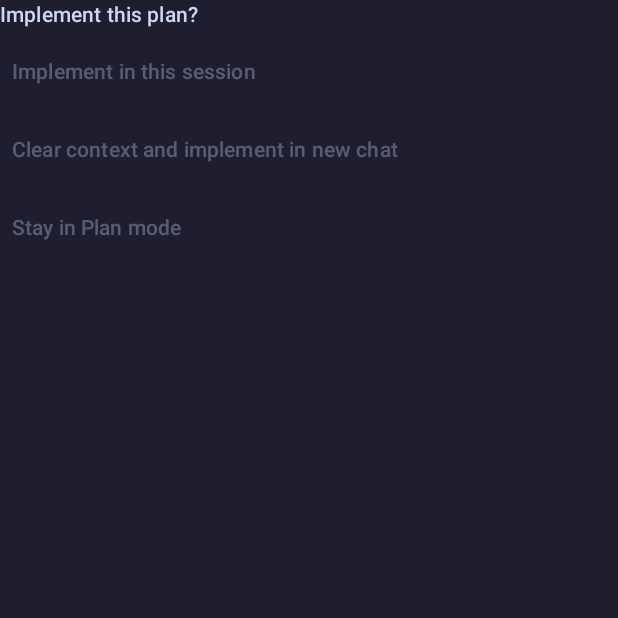
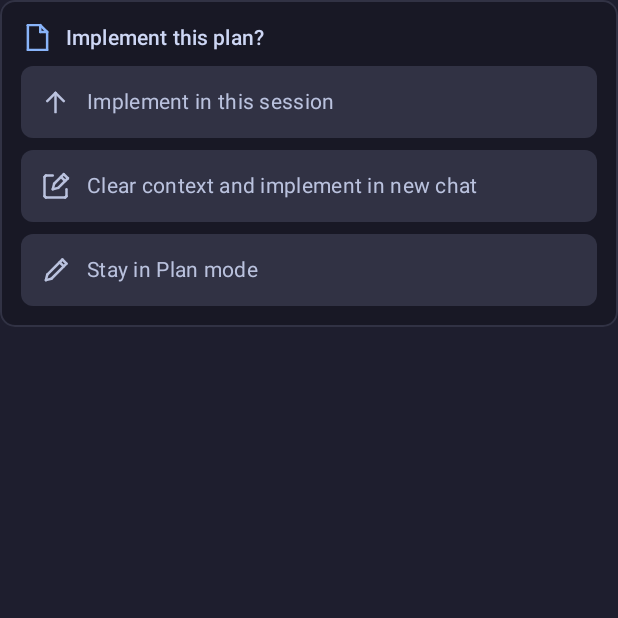
Before and after one commit to warmdev17/modex, an Android app built with Jetpack Compose: the composable PlanReviewCard shown on its own in the app's theme, on a phone screen of 412 x 824 dp, the top half of it. Run offline under Robolectric (Android 15) with nearby library versions, the phone set to English and light mode, and no system bars.

Commit message:
fix(android): present full-width one-tap plan choices

```diff
--- a/android/app/src/main/java/dev/modex/PlanReview.kt
+++ b/android/app/src/main/java/dev/modex/PlanReview.kt
@@ -1,9 +1,14 @@
 package dev.modex
 
+import androidx.compose.foundation.BorderStroke
 import androidx.compose.foundation.layout.*
 import androidx.compose.material3.*
 import androidx.compose.runtime.Composable
+import androidx.compose.ui.Alignment
 import androidx.compose.ui.Modifier
+import androidx.compose.ui.semantics.Role
+import androidx.compose.ui.semantics.role
+import androidx.compose.ui.semantics.semantics
 import androidx.compose.ui.unit.dp
 
 internal fun planKey(entry: ChatEntry): String = "${entry.turnId}:${entry.id}"
@@ -17,11 +22,44 @@ internal fun pendingPlan(entries: List<ChatEntry>, busy: Boolean, handled: Set<S
 
 @Composable
 internal fun PlanReviewCard(enabled: Boolean, pending: Boolean, onAction: (String) -> Unit) {
-    Column(Modifier.fillMaxWidth(), verticalArrangement = Arrangement.spacedBy(4.dp)) {
-        Text("Implement this plan?", style = MaterialTheme.typography.titleSmall, color = Mocha.Text)
-        if (pending) Text("Checking plan… Do not resend if disconnected.", style = MaterialTheme.typography.bodySmall, color = Mocha.Subtext)
-        listOf("implement" to "Implement in this session", "fresh" to "Clear context and implement in new chat", "stay" to "Stay in Plan mode").forEach { (action, label) ->
-            TextButton(enabled = enabled && !pending, onClick = { onAction(action) }, contentPadding = PaddingValues(horizontal = 8.dp, vertical = 4.dp)) { Text(label) }
+    val canChoose = enabled && !pending
+    Surface(
+        modifier = Modifier.fillMaxWidth(),
+        color = Mocha.Mantle,
+        shape = MaterialTheme.shapes.medium,
+        border = BorderStroke(1.dp, Mocha.Surface),
+    ) {
+        Column(Modifier.padding(14.dp), verticalArrangement = Arrangement.spacedBy(8.dp)) {
+            Row(verticalAlignment = Alignment.CenterVertically, horizontalArrangement = Arrangement.spacedBy(8.dp)) {
+                ChatGlyph(ChatIcon.File, color = Mocha.Blue)
+                Text("Implement this plan?", Modifier.weight(1f), style = MaterialTheme.typography.titleSmall)
+                if (pending) CircularProgressIndicator(Modifier.size(18.dp), strokeWidth = 2.dp)
+            }
+            if (pending) Text("Checking plan… Do not resend if disconnected.", style = MaterialTheme.typography.bodySmall, color = Mocha.Subtext)
+            listOf(
+                Triple("implement", "Implement in this session", ChatIcon.Send),
+                Triple("fresh", "Clear context and implement in new chat", ChatIcon.New),
+                Triple("stay", "Stay in Plan mode", ChatIcon.Edit),
+            ).forEach { (action, label, icon) ->
+                val primary = canChoose && action == "implement"
+                Surface(
+                    onClick = { onAction(action) },
+                    enabled = canChoose,
+                    modifier = Modifier.fillMaxWidth().semantics { role = Role.Button },
+                    color = if (primary) Mocha.Blue else Mocha.Surface,
+                    contentColor = if (primary) Mocha.Base else if (canChoose) Mocha.Text else Mocha.Subtext,
+                    shape = MaterialTheme.shapes.small,
+                ) {
+                    Row(
+                        Modifier.fillMaxWidth().heightIn(min = 48.dp).padding(horizontal = 12.dp, vertical = 8.dp),
+                        verticalAlignment = Alignment.CenterVertically,
+                        horizontalArrangement = Arrangement.spacedBy(10.dp),
+                    ) {
+                        ChatGlyph(icon)
+                        Text(label, Modifier.weight(1f), style = MaterialTheme.typography.bodyMedium)
+                    }
+                }
+            }
         }
     }
 }
```
Also changed, not shown: 1 other file.
